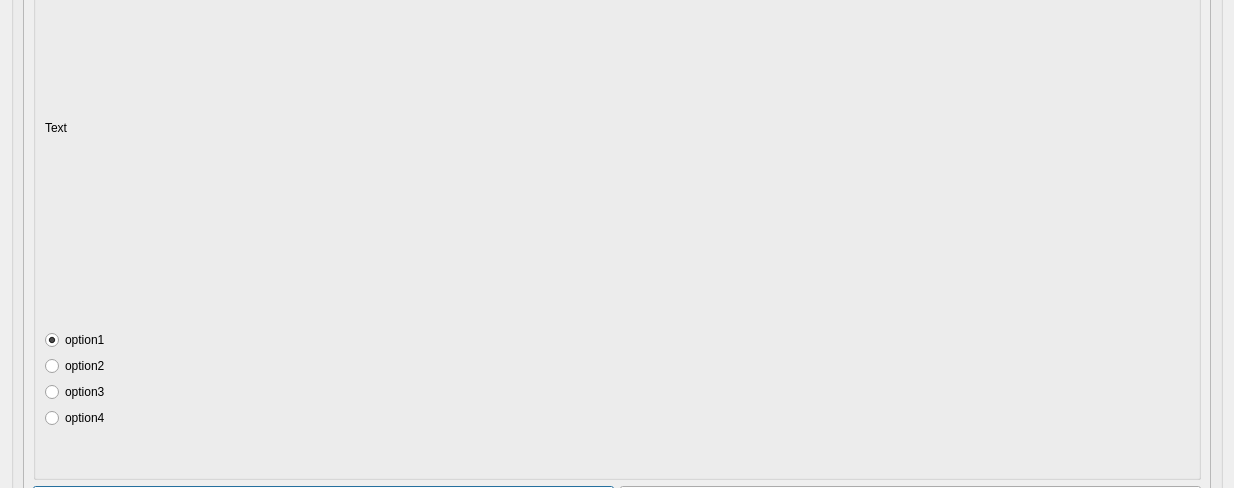
BiratBC/ExamSphereV1, file ExamSphereV1/class8.ui: the form before one commit; both pictures show x 0 to 1234 and y 223 to 711 of the 1234 by 792 pixel window.
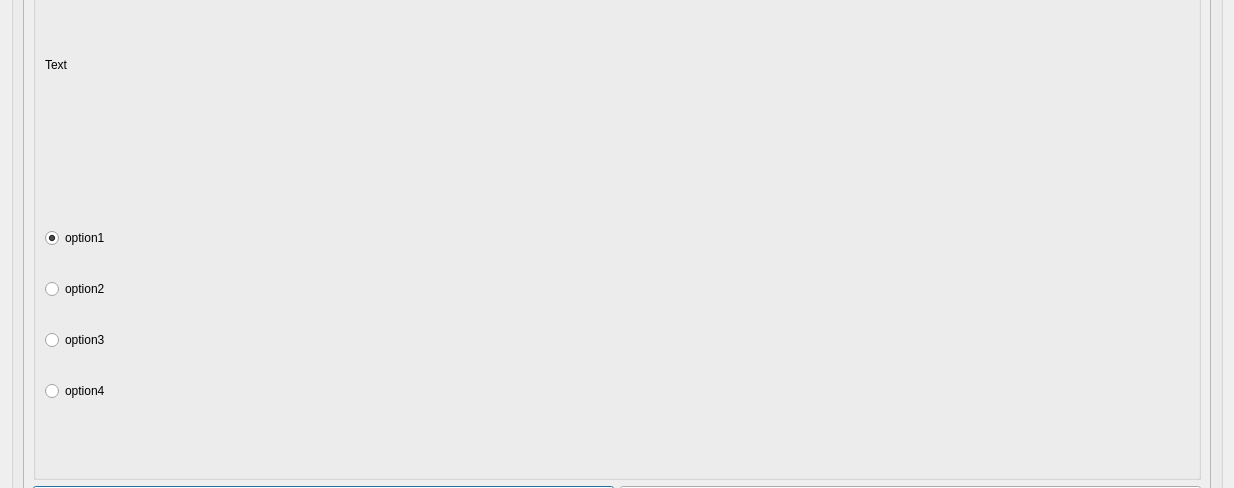
The form after the commit.

Commit message: adjusting ui ..... date: 7/21/2024

```diff
--- a/ExamSphereV1/class8.ui
+++ b/ExamSphereV1/class8.ui
@@ -30,8 +30,8 @@
           <rect>
            <x>0</x>
            <y>0</y>
-           <width>1186</width>
-           <height>626</height>
+           <width>1182</width>
+           <height>617</height>
           </rect>
          </property>
          <layout class="QGridLayout" name="gridLayout">
@@ -105,8 +105,6 @@
                  </property>
                 </widget>
                </item>
-              </layout>
-             </item>
              <item>
               <spacer name="verticalSpacer">
                <property name="orientation">
@@ -122,6 +120,8 @@
                 </size>
                </property>
               </spacer>
+               </item>
+              </layout>
              </item>
             </layout>
            </widget>
```
Lines whose indentation alone changed are shown as unchanged. The commit also changes 4 other files.
